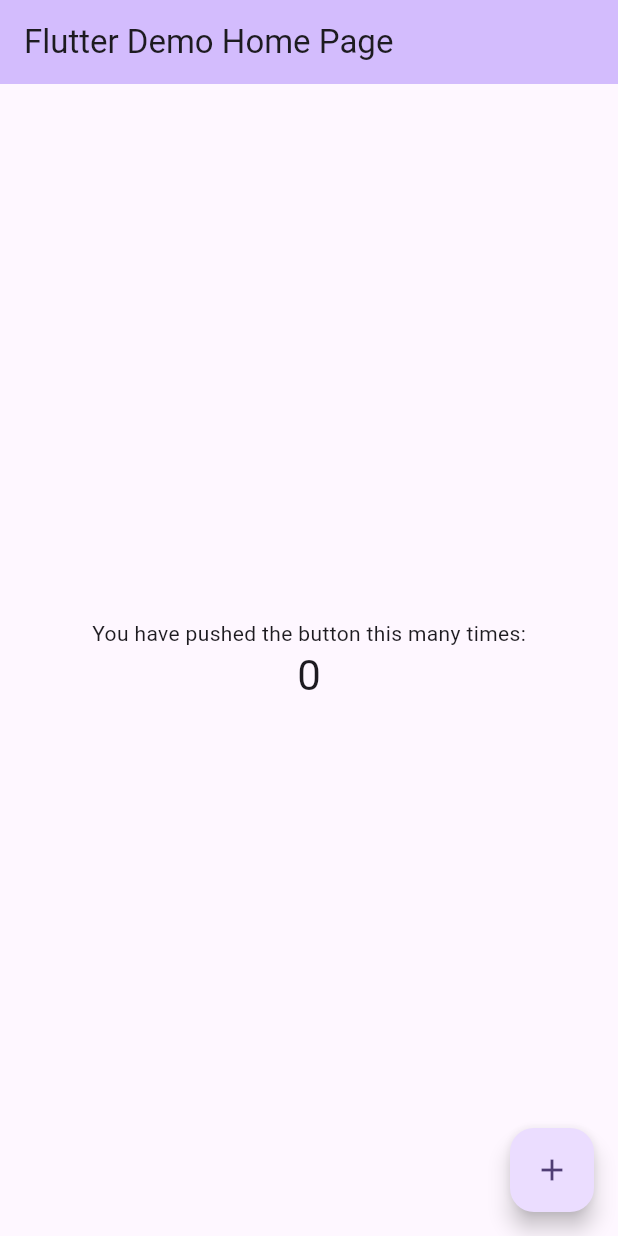
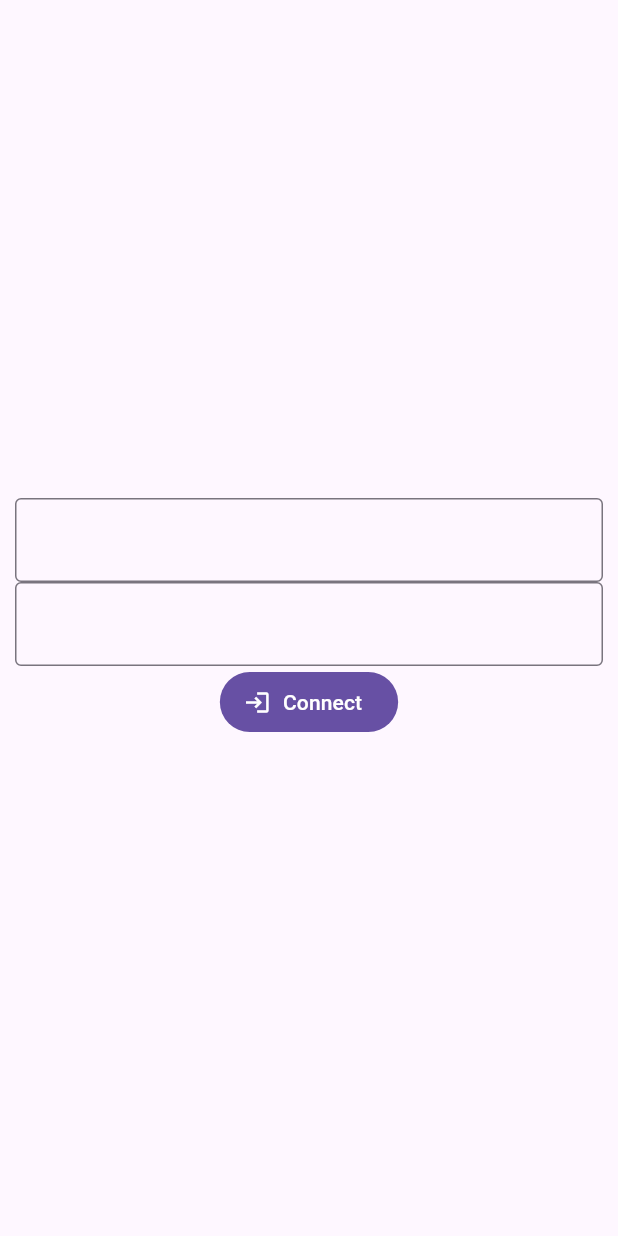
Before and after one commit to FrancoisJourden/courses-flutter, a Flutter app: the screen it shows after launch, on a phone screen of 412 x 824 dp. Run offline on Flutter 3.47's test engine with Material 2 defaults, Android fonts, the phone set to English and light mode, and no system bars; accounts and stored records are empty.

Commit message:
Connection screen OK

```diff
--- /dev/null
+++ b/lib/api.dart
@@ -0,0 +1,35 @@
+import 'dart:convert';
+
+import 'package:courses_flutter/model/User.dart';
+import 'package:http/http.dart' as http;
+
+class InvalidAuthException implements Exception {}
+class UnknownAuthException implements Exception {}
+
+class API {
+  static const String apiUrl = "";
+
+  static User? user;
+  static String? token;
+
+  static login(String email, String password) async {
+    http.Response response = await http.post(
+      Uri.parse("$apiUrl/login"),
+      headers: {'Accept': 'application/json'},
+      body: {'email': email, 'password': password},
+    );
+
+    switch (response.statusCode) {
+      case 401: throw InvalidAuthException();
+      case 200: _loginSuccess(response);
+      default: throw UnknownAuthException();
+    }
+  }
+
+  static _loginSuccess(http.Response response){
+    final data = jsonDecode(response.body);
+    token = data['authorisation']['token'];
+    user = User.fromJson(data['user']);
+  }
+
+}
--- a/lib/main.dart
+++ b/lib/main.dart
@@ -1,3 +1,4 @@
+import 'package:courses_flutter/view/connection_screen.dart';
 import 'package:flutter/material.dart';
 
 void main() {
@@ -28,10 +29,12 @@ class MyApp extends StatelessWidget {
         //
         // This works for code too, not just values: Most code changes can be
         // tested with just a hot reload.
-        colorScheme: ColorScheme.fromSeed(seedColor: Colors.deepPurple),
+        // colorScheme: ColorScheme.fromSeed(seedColor: Colors.deepPurple),
         useMaterial3: true,
+        inputDecorationTheme: const InputDecorationTheme(border: OutlineInputBorder()),
       ),
-      home: const MyHomePage(title: 'Flutter Demo Home Page'),
+      // home: const ShoppingListPage(),
+      home: const ConnectionScreen(),
     );
   }
 }
--- /dev/null
+++ b/lib/model/user.dart
@@ -0,0 +1,8 @@
+class User {
+  String name;
+  String email;
+
+  User(this.name, this.email);
+
+  static User fromJson(Map<String, dynamic> data) => User(data['name'], data['email']);
+}
--- /dev/null
+++ b/lib/view/connection_screen.dart
@@ -0,0 +1,84 @@
+import 'package:courses_flutter/api.dart';
+import 'package:flutter/material.dart';
+
+class ConnectionScreen extends StatelessWidget {
+  const ConnectionScreen({super.key});
+
+  @override
+  Widget build(BuildContext context) => const Scaffold(
+        body: SafeArea(
+          child: Padding(
+            padding: EdgeInsets.symmetric(horizontal: 10),
+            child: _ConnectionFormWidget(),
+          ),
+        ),
+      );
+}
+
+class _ConnectionFormWidget extends StatefulWidget {
+  const _ConnectionFormWidget();
+
+  @override
+  State<_ConnectionFormWidget> createState() => _ConnectionFormWidgetState();
+}
+
+class _ConnectionFormWidgetState extends State<_ConnectionFormWidget> {
+  final _formKey = GlobalKey<FormState>();
+
+
+  String email = API.user?.email ?? "";
+  String password = "";
+
+  @override
+  Widget build(BuildContext context) => Form(
+        key: _formKey,
+        child: Column(mainAxisAlignment: MainAxisAlignment.center, children: [
+          TextFormField(
+            initialValue: email,
+            validator: (value) {
+              if (value!.isEmpty) return ("Please fill the email");
+              if (!RegExp(r"^([a-z0-9_\.-]+)@([\da-z\.-]+)\.([a-z\.]{2,6})$")
+                  .hasMatch(email)) return ("Please fill a valid email");
+              return null;
+            },
+            onChanged: (value) => email = value,
+          ),
+          TextFormField(
+            initialValue: password,
+            obscureText: true,
+            validator: (value) {
+              if (value!.isEmpty) return ("Please fill the password");
+              return null;
+            },
+            onChanged: (value) => password = value,
+          ),
+          FilledButton.icon(
+            icon: const Icon(Icons.login),
+            label: const Text("Connect"),
+            onPressed: connect,
+          )
+        ]),
+      );
+
+  Future<void> connect() async {
+    if (!_formKey.currentState!.validate()) return;
+    ScaffoldMessenger.of(context).clearSnackBars();
+
+    try {
+      await API.login(email, password);
+      if(context.mounted) {
+        ScaffoldMessenger.of(context).showSnackBar(const SnackBar(
+        content: Text("Connected Successfully"),
+      ));
+      }
+    } on InvalidAuthException{
+      ScaffoldMessenger.of(context).showSnackBar(const SnackBar(
+        content: Text("Invalid email or password"),
+      ));
+    } on Exception{
+      ScaffoldMessenger.of(context).showSnackBar(const SnackBar(
+        content: Text("An unexpected error happened."),
+      ));
+    }
+  }
+}
--- a/pubspec.yaml
+++ b/pubspec.yaml
@@ -34,7 +34,8 @@ dependencies:
 
   # The following adds the Cupertino Icons font to your application.
   # Use with the CupertinoIcons class for iOS style icons.
-  cupertino_icons: ^1.0.2
+#  cupertino_icons: ^1.0.2
+  http: ^1.1.0
 
 dev_dependencies:
   flutter_test:
```
Also changed, not shown: pubspec.lock.
